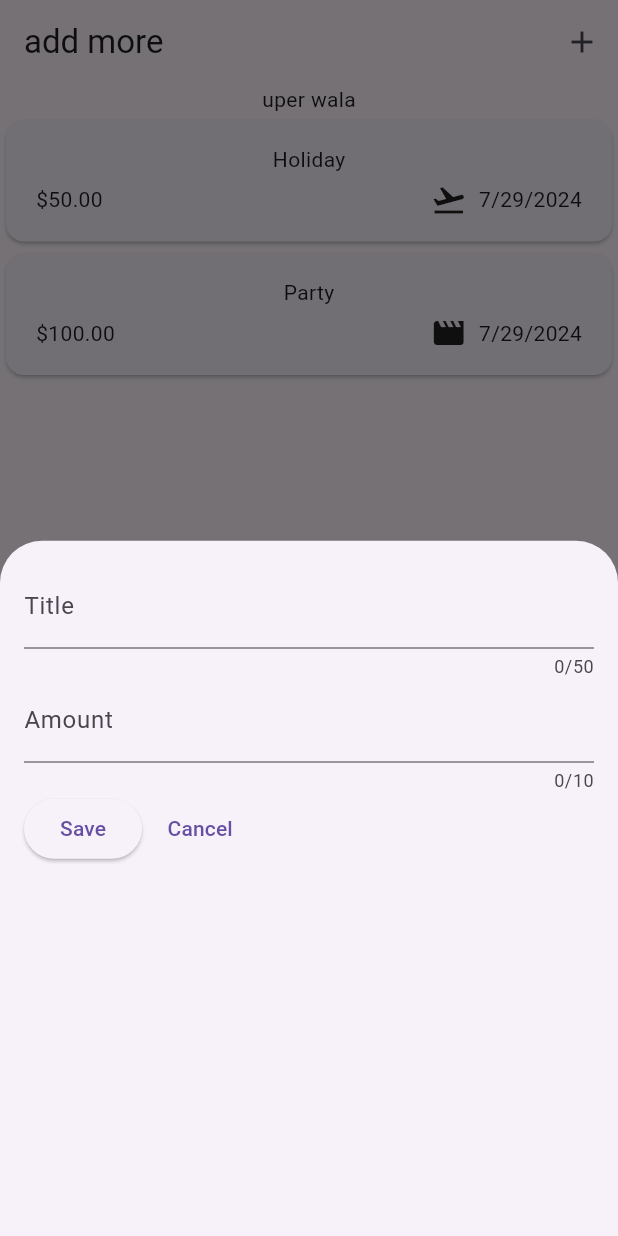
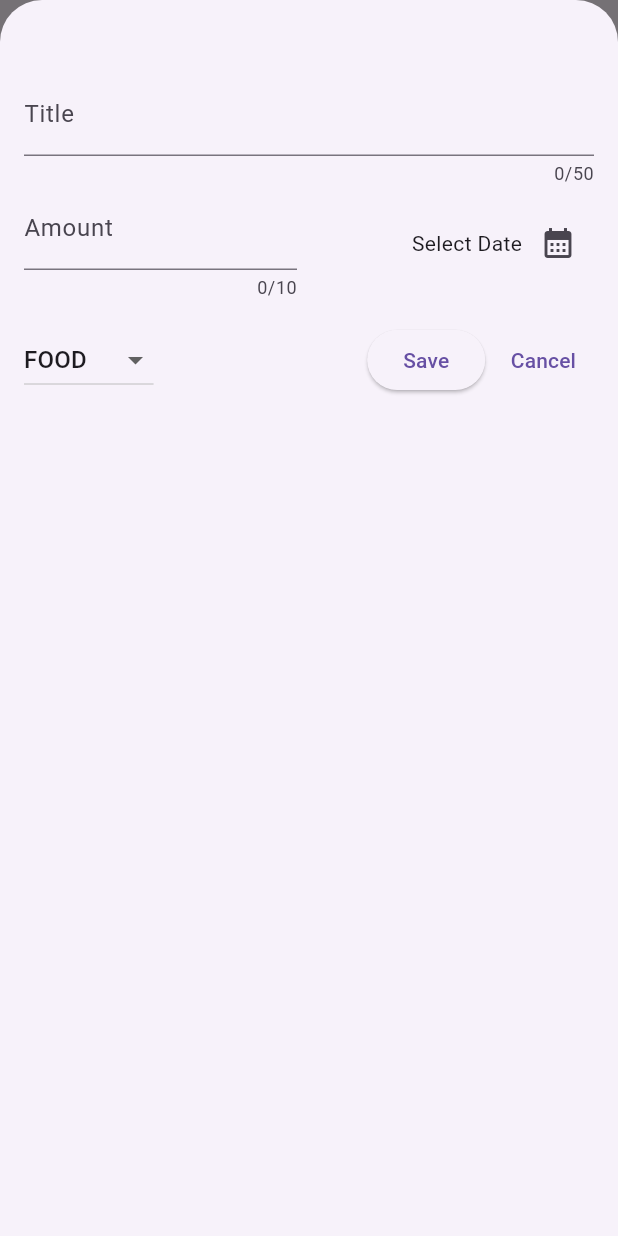
Before and after one commit to rohankumar141414/ExpenseTracker-Flutter, a Flutter app: the screen it shows after launch, after a tap on the "add" icon, on a phone screen of 412 x 824 dp. Run offline on Flutter 3.47's test engine with Material 3 defaults, Android fonts, the phone set to English and light mode, and no system bars.

Commit message:
Adding and removing expenses features added

```diff
--- a/expense_tracker/lib/models/expense.dart
+++ b/expense_tracker/lib/models/expense.dart
@@ -24,7 +24,7 @@ class Expense {
 
   final String id;
   final String title;
-  final int amount;
+  final double amount;
   final DateTime date;
   final Category category;
 
--- a/expense_tracker/lib/widgets/expenses-list/expense_item.dart
+++ b/expense_tracker/lib/widgets/expenses-list/expense_item.dart
@@ -22,7 +22,7 @@ class ExpenseItem extends StatelessWidget {
             ),
             Row(
               children: [
-                Text('\$${expense.amount.toStringAsFixed(2)}'),
+                Text('₹${expense.amount.toStringAsFixed(2)}'),
                 const Spacer(),
                 Row(
                   children: [
--- a/expense_tracker/lib/widgets/expenses-list/expense_list.dart
+++ b/expense_tracker/lib/widgets/expenses-list/expense_list.dart
@@ -3,18 +3,28 @@ import 'package:flutter/material.dart';
 import 'package:expense_tracker/models/expense.dart';
 
 class ExpenseList extends StatelessWidget {
-  const ExpenseList({
+  ExpenseList({
     super.key,
     required this.expenses,
+    required this.removeExpense,
   });
 
   final List<Expense> expenses;
+  void Function(Expense expense) removeExpense;
 
   @override
   Widget build(BuildContext context) {
     return ListView.builder(
       itemCount: expenses.length,
-      itemBuilder: (context, idx) => ExpenseItem(expenses[idx]),
+      itemBuilder: (context, idx) => Dismissible(
+        onDismissed: (direction) {
+          removeExpense(
+            expenses[idx],
+          );
+        },
+        key: ValueKey(expenses[idx]),
+        child: ExpenseItem(expenses[idx]),
+      ),
     );
   }
 }
--- a/expense_tracker/lib/widgets/expenses.dart
+++ b/expense_tracker/lib/widgets/expenses.dart
@@ -2,6 +2,7 @@ import 'package:expense_tracker/widgets/expenses-list/expense_list.dart';
 import 'package:expense_tracker/widgets/new_expense.dart';
 import 'package:flutter/material.dart';
 import 'package:expense_tracker/models/expense.dart';
+import 'package:flutter/services.dart';
 
 class Expenses extends StatefulWidget {
   const Expenses({super.key});
@@ -28,16 +29,62 @@ class _ExpensesState extends State<Expenses> {
     )
   ];
 
-void _openAddExpenseOverlay() {
-  showModalBottomSheet(context: context, builder: (ctx) => const NewExpense());
-}
+  void _openAddExpenseOverlay() {
+    showModalBottomSheet(
+      isScrollControlled: true,
+      context: context,
+      builder: (ctx) => NewExpense(
+        onAddExpense: _addExpense,
+      ),
+    );
+  }
 
+  void _addExpense(Expense expense) {
+    setState(() {
+      registeredExpenses.add(expense);
+      Navigator.pop(context);
+    });
+  }
+
+  void _removeExpense(Expense expense) {
+    final expenseIndex = registeredExpenses.indexOf(expense);
+    setState(() {
+      registeredExpenses.remove(expense);
+    });
+
+    ScaffoldMessenger.of(context).clearSnackBars();
+
+    ScaffoldMessenger.of(context).showSnackBar(
+      SnackBar(
+        duration: const Duration(seconds: 3),
+        content: const Text('Expense Deleted'),
+        action: SnackBarAction(
+          label: 'Undo',
+          onPressed: () {
+            setState(() {
+              registeredExpenses.insert(expenseIndex, expense);
+            });
+          },
+        ),
+      ),
+    );
+  }
 
   @override
   Widget build(BuildContext context) {
+    Widget mainContent = const Center(
+      child: Text("Nothing to Show. Add Expenses!"),
+    );
+
+    if (registeredExpenses.isNotEmpty) {
+      mainContent = ExpenseList(
+        expenses: registeredExpenses,
+        removeExpense: _removeExpense,
+      );
+    }
     return Scaffold(
       appBar: AppBar(
-        title: const Text("add more"),
+        title: const Text("Flutter Expense Tracker"),
         actions: [
           IconButton(
             onPressed: _openAddExpenseOverlay,
@@ -47,9 +94,10 @@ void _openAddExpenseOverlay() {
       ),
       body: Column(
         children: [
-          const Text("uper wala"),
+          const SizedBox(height: 20,),
+          const Text("Space for Chart Display"),
           Expanded(
-            child: ExpenseList(expenses: registeredExpenses),
+            child: mainContent,
           ),
         ],
       ),
--- a/expense_tracker/lib/widgets/new_expense.dart
+++ b/expense_tracker/lib/widgets/new_expense.dart
@@ -1,7 +1,10 @@
 import 'package:flutter/material.dart';
+import 'package:expense_tracker/models/expense.dart';
 
 class NewExpense extends StatefulWidget {
-  const NewExpense({super.key});
+  const NewExpense({super.key, required this.onAddExpense});
+
+  final void Function(Expense expense) onAddExpense;
 
   @override
   State<NewExpense> createState() {
@@ -13,6 +16,59 @@ class _NewExpenseState extends State<NewExpense> {
   final _titleController = TextEditingController();
   final _amountController = TextEditingController();
 
+  DateTime? _selectedDate;
+  Category _selectedCat = Category.food;
+
+  void _presentDatePicker() async {
+    final pickedDate = await showDatePicker(
+      context: context,
+      firstDate: DateTime(
+        DateTime.now().year - 1,
+        DateTime.now().month,
+        DateTime.now().day,
+      ),
+      lastDate: DateTime.now(),
+    );
+
+    setState(() {
+      _selectedDate = pickedDate;
+    });
+  }
+
+  void _submitData() {
+    final enteredAmount = double.tryParse(_amountController.text);
+    bool invalidData = _titleController.text.trim().isEmpty ||
+        enteredAmount == null ||
+        enteredAmount <= 0 ||
+        _selectedDate == null;
+    if (invalidData) {
+      showDialog(
+        context: context,
+        builder: (ctx) => AlertDialog(
+          title: const Text('Invalid Input'),
+          content: const Text('Please input valid data'),
+          actions: [
+            TextButton(
+              onPressed: () {
+                Navigator.pop(ctx);
+              },
+              child: const Text('Okay'),
+            )
+          ],
+        ),
+      );
+      return;
+    }
+
+    widget.onAddExpense(
+      Expense(
+          title: _titleController.text,
+          amount: enteredAmount,
+          date: _selectedDate!,
+          category: _selectedCat),
+    );
+  }
+
   @override
   void dispose() {
     _titleController.dispose();
@@ -23,7 +79,7 @@ class _NewExpenseState extends State<NewExpense> {
   @override
   Widget build(BuildContext context) {
     return Padding(
-      padding: const EdgeInsets.all(16),
+      padding: const EdgeInsets.fromLTRB(16, 48, 16, 16),
       child: Column(
         children: [
           TextField(
@@ -33,26 +89,73 @@ class _NewExpenseState extends State<NewExpense> {
               label: Text('Title'),
             ),
           ),
-          TextField(
+          Row(
+            children: [
+              Expanded(
+                child: TextField(
                   controller: _amountController,
                   maxLength: 10,
                   keyboardType: TextInputType.number,
                   decoration: const InputDecoration(
-              prefixText: 'Rs ',
+                    prefixText: '₹ ',
                     label: Text('Amount'),
                   ),
                 ),
+              ),
+              const SizedBox(
+                width: 16,
+              ),
+              Expanded(
+                child: Row(
+                  mainAxisAlignment: MainAxisAlignment.end,
+                  crossAxisAlignment: CrossAxisAlignment.center,
+                  children: [
+                    Text(_selectedDate == null
+                        ? 'Select Date'
+                        : formatter.format(_selectedDate!)),
+                    IconButton(
+                      onPressed: _presentDatePicker,
+                      icon: const Icon(Icons.calendar_month),
+                    )
+                  ],
+                ),
+              ),
+            ],
+          ),
+          const SizedBox(
+            height: 16,
+          ),
           Row(
             children: [
+              DropdownButton(
+                value: _selectedCat,
+                items: Category.values
+                    .map(
+                      (category) => DropdownMenuItem(
+                        value: category,
+                        child: Text(
+                          category.name.toUpperCase(),
+                        ),
+                      ),
+                    )
+                    .toList(),
+                onChanged: (value) {
+                  if (value == null) {
+                    return;
+                  }
+                  setState(() {
+                    _selectedCat = value;
+                  });
+                },
+              ),
+              const Spacer(),
               ElevatedButton(
-                onPressed: () {
-                  print(_titleController.text);
-                  print(" ");
-                  print(_amountController.text);
-                },
+                onPressed: _submitData,
                 child: const Text("Save"),
               ),
-              const SizedBox(width: 5,),
+              const SizedBox(
+                width: 5,
+              ),
               TextButton(
                 onPressed: () {
                   Navigator.pop(context);
```
Lines whose indentation alone changed are shown as unchanged.
